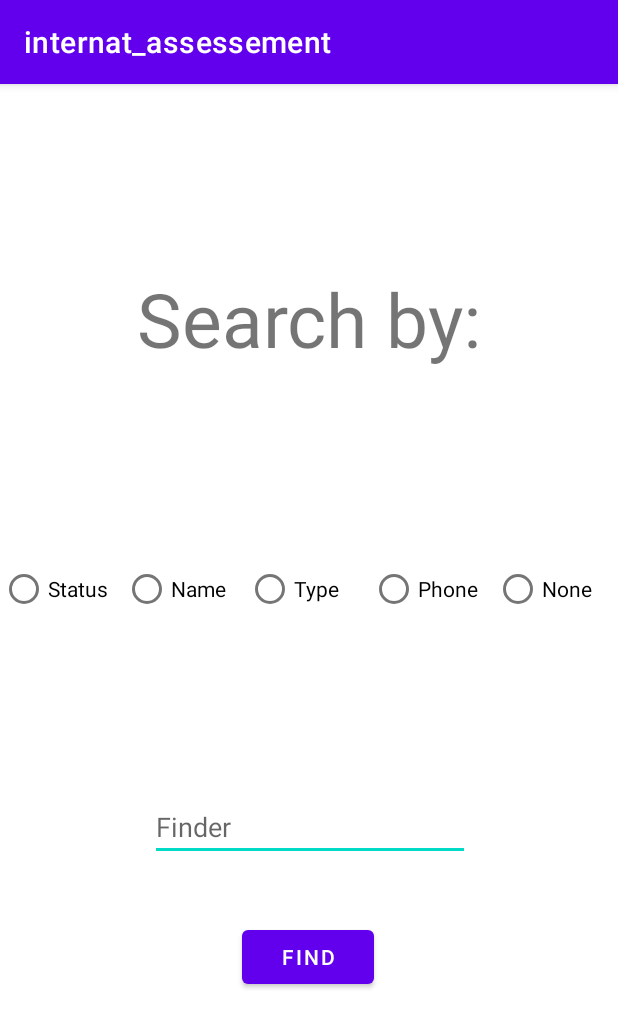
After one commit to matimjm/internat_assessement, an Android app: the QueryActivity screen opened directly, with no data from a screen before it, on a phone screen of 412 x 824 dp. The commit adds this screen. Shown: the top 1028 px of the screen. Run offline under Robolectric (Android 15) with nearby library versions, the phone set to English and light mode, and no system bars.

Commit message:
Queries with RecyclerView done

```diff
--- /dev/null
+++ b/app/src/main/java/com/example/internat_assessement/ModelClassFlag.java
@@ -0,0 +1,5 @@
+package com.example.internat_assessement;
+
+public class ModelClassFlag {
+
+}
--- /dev/null
+++ b/app/src/main/java/com/example/internat_assessement/QueryActivity.java
@@ -0,0 +1,49 @@
+package com.example.internat_assessement;
+
+import androidx.appcompat.app.AppCompatActivity;
+
+import android.content.Intent;
+import android.os.Bundle;
+import android.util.Log;
+import android.view.View;
+import android.widget.Button;
+import android.widget.EditText;
+import android.widget.RadioButton;
+import android.widget.RadioGroup;
+
+import java.util.ArrayList;
+
+public class QueryActivity extends AppCompatActivity {
+
+    private EditText queryFinder;
+    private Button queryFindData;
+    private RadioGroup radioGroup;
+    private RadioButton radioButton;
+    public static String flag = "None";
+    public static String queryFinder_txt = "";
+
+    @Override
+    protected void onCreate(Bundle savedInstanceState) {
+        super.onCreate(savedInstanceState);
+        setContentView(R.layout.activity_query);
+
+        queryFinder = findViewById(R.id.editTextQueryFinder);
+        queryFindData = findViewById(R.id.btnQueryFindData);
+        radioGroup = findViewById(R.id.radioGroup);
+
+        queryFindData.setOnClickListener(new View.OnClickListener() {
+            @Override
+            public void onClick(View view) {
+                queryFinder_txt = queryFinder.getText().toString();
+
+                int radioId = radioGroup.getCheckedRadioButtonId();
+                radioButton = findViewById(radioId);
+
+                flag = radioButton.getText().toString();
+
+                startActivity(new Intent(QueryActivity .this, FindServiceActivity.class));
+
+            }
+        });
+    }
+}
--- a/app/src/main/res/layout/activity_add_new_service.xml
+++ b/app/src/main/res/layout/activity_add_new_service.xml
@@ -24,7 +24,7 @@
         android:layout_width="wrap_content"
         android:layout_height="wrap_content"
         android:layout_marginTop="40dp"
-        android:text="Button"
+        android:text="Add"
         app:layout_constraintEnd_toEndOf="parent"
         app:layout_constraintHorizontal_bias="0.498"
         app:layout_constraintStart_toStartOf="parent"
--- /dev/null
+++ b/app/src/main/res/layout/activity_query.xml
@@ -0,0 +1,89 @@
+<?xml version="1.0" encoding="utf-8"?>
+<androidx.constraintlayout.widget.ConstraintLayout xmlns:android="http://schemas.android.com/apk/res/android"
+    xmlns:app="http://schemas.android.com/apk/res-auto"
+    xmlns:tools="http://schemas.android.com/tools"
+    android:layout_width="match_parent"
+    android:layout_height="match_parent"
+    tools:context=".AddNewServiceActivity">
+
+    <Button
+        android:id="@+id/btnQueryFindData"
+        android:layout_width="wrap_content"
+        android:layout_height="wrap_content"
+        android:layout_marginTop="40dp"
+        android:text="Find"
+        app:layout_constraintEnd_toEndOf="parent"
+        app:layout_constraintHorizontal_bias="0.498"
+        app:layout_constraintStart_toStartOf="parent"
+        app:layout_constraintTop_toBottomOf="@+id/editTextQueryFinder" />
+
+    <EditText
+        android:id="@+id/editTextQueryFinder"
+        android:layout_width="wrap_content"
+        android:layout_height="wrap_content"
+        android:layout_marginBottom="250dp"
+        android:ems="10"
+        android:hint="Finder"
+        android:inputType="textPersonName"
+        app:layout_constraintBottom_toBottomOf="parent"
+        app:layout_constraintEnd_toEndOf="parent"
+        app:layout_constraintHorizontal_bias="0.502"
+        app:layout_constraintStart_toStartOf="parent" />
+
+    <RadioGroup
+        android:id="@+id/radioGroup"
+        android:layout_width="match_parent"
+        android:layout_height="wrap_content"
+        android:layout_marginTop="200dp"
+        android:orientation="horizontal"
+        app:layout_constraintBottom_toTopOf="@+id/editTextQueryFinder"
+        app:layout_constraintTop_toTopOf="parent"
+        tools:layout_editor_absoluteX="94dp">
+
+        <RadioButton
+            android:id="@+id/radio1"
+            android:layout_width="0dp"
+            android:layout_height="wrap_content"
+            android:layout_weight="1"
+            android:text="Status" />
+
+        <RadioButton
+            android:id="@+id/radio2"
+            android:layout_width="0dp"
+            android:layout_height="wrap_content"
+            android:layout_weight="1"
+            android:text="Name" />
+
+        <RadioButton
+            android:id="@+id/radio3"
+            android:layout_width="0dp"
+            android:layout_height="wrap_content"
+            android:layout_weight="1"
+            android:text="Type" />
+
+        <RadioButton
+            android:id="@+id/radio4"
+            android:layout_width="0dp"
+            android:layout_height="wrap_content"
+            android:layout_weight="1"
+            android:text="Phone" />
+        <RadioButton
+            android:id="@+id/radio5"
+            android:layout_width="0dp"
+            android:layout_height="wrap_content"
+            android:layout_weight="1"
+            android:text="None" />
+    </RadioGroup>
+
+    <TextView
+        android:id="@+id/textView"
+        android:layout_width="wrap_content"
+        android:layout_height="wrap_content"
+        android:text="Search by:"
+        android:textSize="50sp"
+        app:layout_constraintBottom_toTopOf="@+id/radioGroup"
+        app:layout_constraintEnd_toEndOf="parent"
+        app:layout_constraintStart_toStartOf="parent"
+        app:layout_constraintTop_toTopOf="parent" />
+
+</androidx.constraintlayout.widget.ConstraintLayout>
```
Also changed, not shown: app/src/main/AndroidManifest.xml (+7 -0 lines), app/src/main/java/com/example/internat_assessement/FindServiceActivity.java (+44 -13 lines), app/src/main/java/com/example/internat_assessement/MenuActivity.java (+1 -6 lines).
